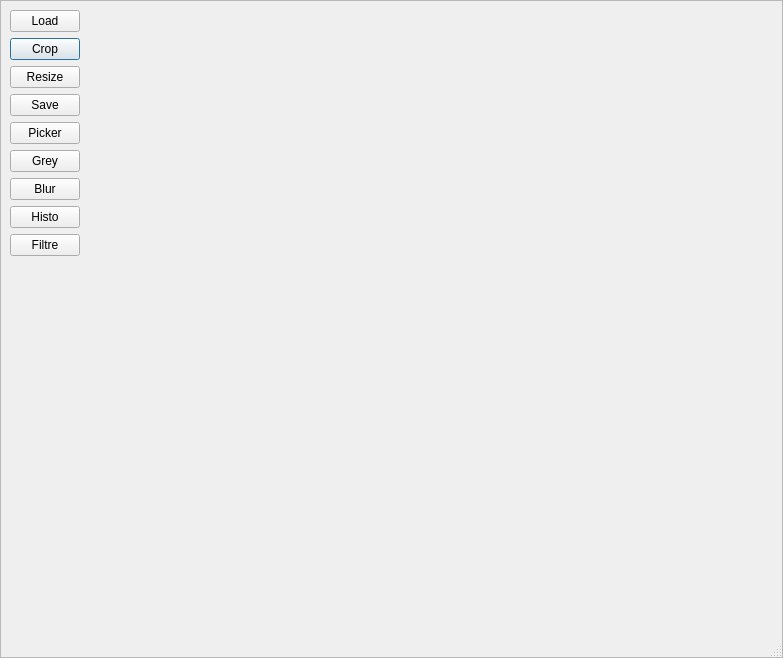
Old version of the form fotochop/newForm.ui in the repository namealreadytaken/fotochope.
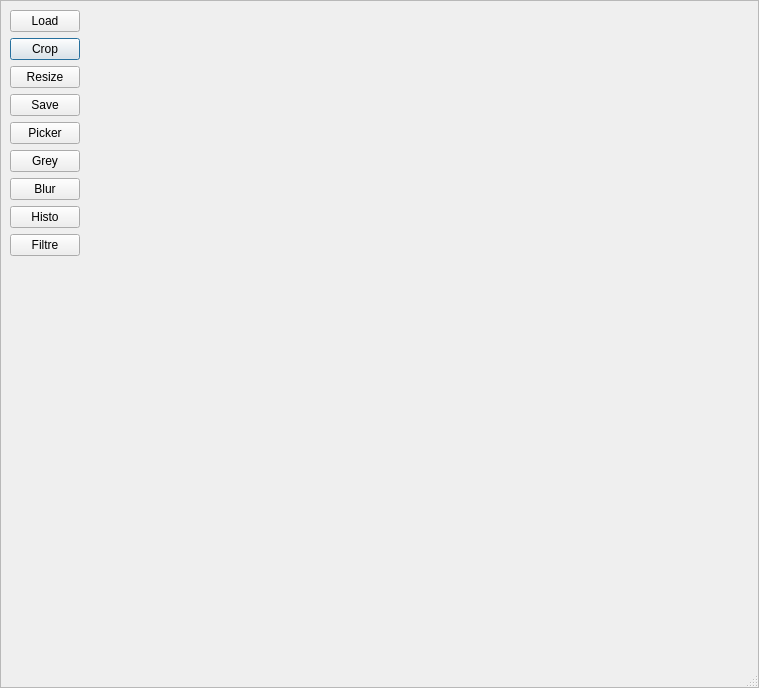
New version of the form.

Commit message: taille de la fenetre un peu meilleure en cours

```diff
--- a/fotochop/newForm.ui
+++ b/fotochop/newForm.ui
@@ -6,8 +6,8 @@
    <rect>
     <x>0</x>
     <y>0</y>
-    <width>783</width>
-    <height>658</height>
+    <width>759</width>
+    <height>688</height>
    </rect>
   </property>
   <property name="sizePolicy">
@@ -22,6 +22,9 @@
   <property name="windowTitle">
    <string>newForm</string>
   </property>
+  <property name="autoFillBackground">
+   <bool>false</bool>
+  </property>
   <property name="sizeGripEnabled">
    <bool>true</bool>
   </property>
@@ -41,21 +44,21 @@
       </sizepolicy>
      </property>
      <property name="autoFillBackground">
-      <bool>false</bool>
+      <bool>true</bool>
      </property>
      <property name="verticalScrollBarPolicy">
       <enum>Qt::ScrollBarAsNeeded</enum>
      </property>
      <property name="widgetResizable">
-      <bool>false</bool>
+      <bool>true</bool>
      </property>
      <widget class="QWidget" name="scrollAreaWidgetContents">
       <property name="geometry">
        <rect>
         <x>0</x>
         <y>0</y>
-        <width>778</width>
-        <height>649</height>
+        <width>757</width>
+        <height>686</height>
        </rect>
       </property>
       <property name="sizePolicy">
```
The commit also changes 2 other files.
